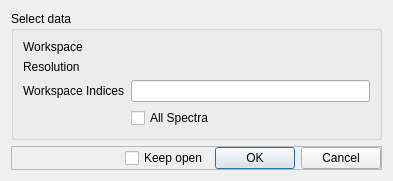
Qt form qt/scientific_interfaces/Indirect/ConvFitAddWorkspaceDialog.ui (mantidproject/mantid) before a commit.
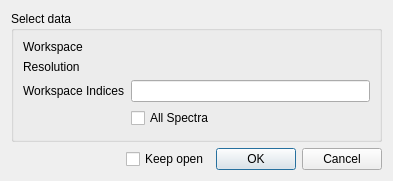
The same form after that commit. Custom widgets are drawn as their Qt base class.

Commit message: Refs #23813. Remove unneeded includes and frame shadows

The edit to the form file:
```diff
--- a/qt/scientific_interfaces/Indirect/ConvFitAddWorkspaceDialog.ui
+++ b/qt/scientific_interfaces/Indirect/ConvFitAddWorkspaceDialog.ui
@@ -99,12 +99,6 @@
    </item>
    <item>
     <widget class="QFrame" name="frame">
-     <property name="frameShape">
-      <enum>QFrame::StyledPanel</enum>
-     </property>
-     <property name="frameShadow">
-      <enum>QFrame::Raised</enum>
-     </property>
      <layout class="QHBoxLayout" name="horizontalLayout">
       <property name="leftMargin">
        <number>0</number>
```
The commit also changes 5 other files.
